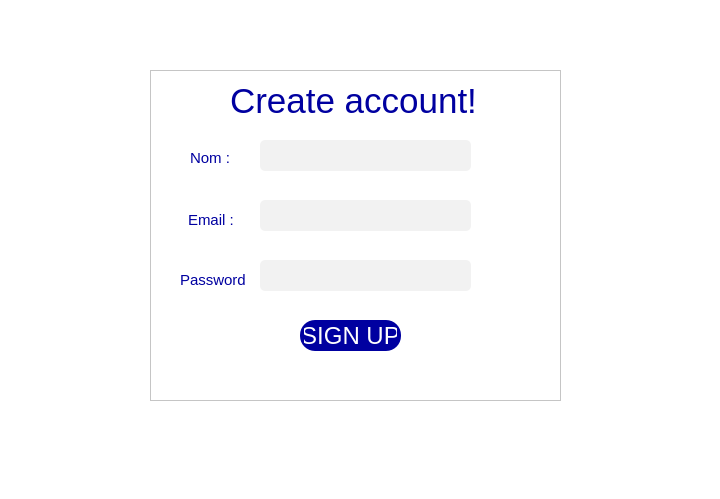
omaymaoulad/Freelancer_QT, file register.ui: the form before one commit.
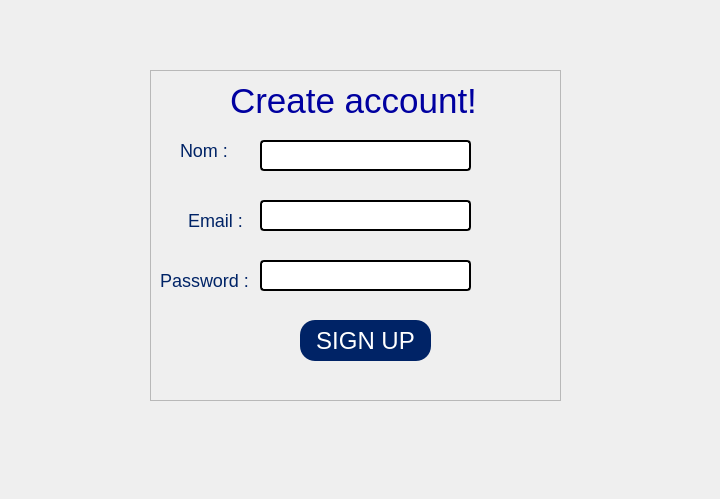
The form after the commit. Icons and pictures are not drawn.

```diff
--- a/register.ui
+++ b/register.ui
@@ -14,7 +14,12 @@
    <string>Form</string>
   </property>
   <property name="styleSheet">
-   <string notr="true">background-color: white;
+   <string notr="true">QWidget {
+    background-image: url(:/images/log.jpg);
+    background-repeat: no-repeat;
+    background-size: cover;
+}
+
 </string>
   </property>
   <widget class="QFrame" name="frame">
@@ -40,8 +45,8 @@
      <rect>
       <x>150</x>
       <y>250</y>
-      <width>101</width>
-      <height>31</height>
+      <width>131</width>
+      <height>41</height>
      </rect>
     </property>
     <property name="styleSheet">
@@ -49,7 +54,7 @@
 border-radius:15px;
 
 padding : 0 4px;
-background: rgba(0, 0, 160, 1);
+background:#002366;
 border -radius:15px;
 color: rgb(255, 255, 255);
 font: 24px;
@@ -81,11 +86,12 @@
      </rect>
     </property>
     <property name="styleSheet">
-     <string notr="true">background-color: #f2f2f2;
-border: none;
-border-radius: 5px;
-padding: 8px;
-font-size: 14px;
+     <string notr="true">QLineEdit{
+background-color: rgb(255, 255, 255);
+	 border: 2px  solid;
+     border-radius: 4px;
+	font: 18px;
+}
 </string>
     </property>
    </widget>
@@ -99,11 +105,12 @@
      </rect>
     </property>
     <property name="styleSheet">
-     <string notr="true">background-color: #f2f2f2;
-border: none;
-border-radius: 5px;
-padding: 8px;
-font-size: 14px;
+     <string notr="true">QLineEdit{
+background-color: rgb(255, 255, 255);
+	 border: 2px  solid;
+     border-radius: 4px;
+	font: 18px;
+}
 </string>
     </property>
    </widget>
@@ -117,12 +124,12 @@
      </rect>
     </property>
     <property name="styleSheet">
-     <string notr="true">background-color: #f2f2f2;
-border: none;
-border-radius: 5px;
-padding: 8px;
-font-size: 14px;
-</string>
+     <string notr="true">QLineEdit{
+background-color: rgb(255, 255, 255);
+	 border: 2px  solid;
+     border-radius: 4px;
+	font: 18px;
+}</string>
     </property>
     <property name="echoMode">
      <enum>QLineEdit::EchoMode::Password</enum>
@@ -131,15 +138,15 @@
    <widget class="QLabel" name="label">
     <property name="geometry">
      <rect>
-      <x>40</x>
-      <y>80</y>
+      <x>30</x>
+      <y>70</y>
       <width>61</width>
-      <height>16</height>
+      <height>21</height>
      </rect>
     </property>
     <property name="styleSheet">
-     <string notr="true">font-size: 15px;
-color:rgba(0, 0, 160, 1);
+     <string notr="true">font-size: 18px;
+color:#002366;
 backround-color:white ;</string>
     </property>
     <property name="text">
@@ -151,13 +158,14 @@
      <rect>
       <x>38</x>
       <y>140</y>
-      <width>51</width>
+      <width>61</width>
       <height>20</height>
      </rect>
     </property>
     <property name="styleSheet">
-     <string notr="true">font-size: 15px;
-color:rgba(0, 0, 160, 1);</string>
+     <string notr="true">font-size: 18px;
+color:#002366;
+backround-color:white ;</string>
     </property>
     <property name="text">
      <string>Email :</string>
@@ -166,15 +174,16 @@
    <widget class="QLabel" name="label_3">
     <property name="geometry">
      <rect>
-      <x>30</x>
+      <x>10</x>
       <y>200</y>
-      <width>71</width>
+      <width>91</width>
       <height>20</height>
      </rect>
     </property>
     <property name="styleSheet">
-     <string notr="true">color:rgba(0, 0, 160, 1);
-font-size: 15px;</string>
+     <string notr="true">font-size: 18px;
+color:#002366;
+backround-color:white ;</string>
     </property>
     <property name="text">
      <string>Password :</string>
```
